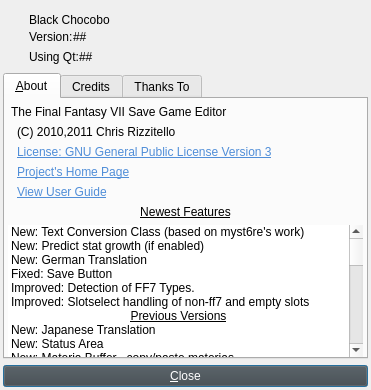
Qt form about.ui (sithlord48/blackchocobo) before a commit.
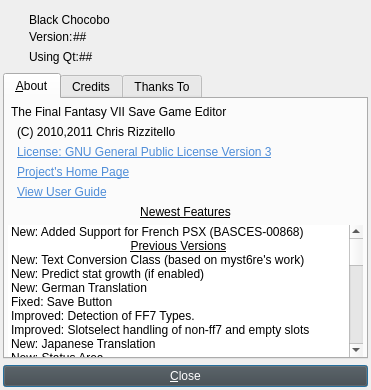
The same form after that commit. Icons and pictures are not drawn.

Commit message: french ff7 support for BASCES-00868

```diff
--- a/about.ui
+++ b/about.ui
@@ -496,6 +496,26 @@
          <property name="wordWrap">
           <bool>true</bool>
          </property>
+         <item>
+          <property name="text">
+           <string>New: Added Support for French PSX (BASCES-00868)</string>
+          </property>
+         </item>
+         <item>
+          <property name="text">
+           <string>Previous Versions</string>
+          </property>
+          <property name="font">
+           <font>
+            <weight>50</weight>
+            <bold>false</bold>
+            <underline>true</underline>
+           </font>
+          </property>
+          <property name="textAlignment">
+           <set>AlignHCenter|AlignVCenter|AlignCenter</set>
+          </property>
+         </item>
          <item>
           <property name="text">
            <string>New: Text Conversion Class (based on myst6re's work) </string>
@@ -526,21 +546,6 @@
            <string>Improved: Slotselect handling of non-ff7 and empty slots</string>
           </property>
          </item>
-         <item>
-          <property name="text">
-           <string>Previous Versions</string>
-          </property>
-          <property name="font">
-           <font>
-            <weight>50</weight>
-            <bold>false</bold>
-            <underline>true</underline>
-           </font>
-          </property>
-          <property name="textAlignment">
-           <set>AlignHCenter|AlignVCenter|AlignCenter</set>
-          </property>
-         </item>
          <item>
           <property name="text">
            <string>New: Japanese Translation</string>
```
Left out of the diff: 4 changed lines with no effect on the pictures. The commit also changes 8 other files.
